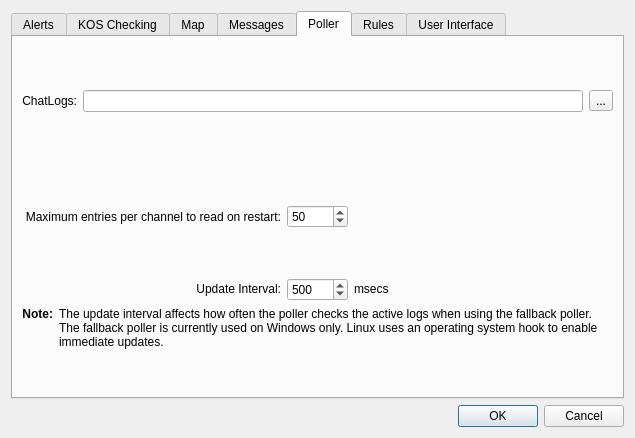
This is src/options.ui in 3vi1/IMP as Qt 5 draws it before an edit. The edited form follows.
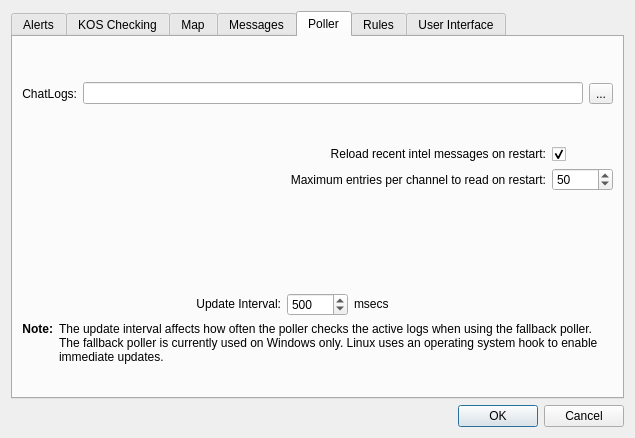
This is the edited form. The open tabs and pages were chosen to show the change. Icons and pictures are not drawn.

Commit message: Added option to ignore previous intel on restart.

```diff
--- a/src/options.ui
+++ b/src/options.ui
@@ -945,8 +945,8 @@
       <attribute name="title">
        <string>Poller</string>
       </attribute>
-      <layout class="QVBoxLayout" name="verticalLayout_2">
-       <item>
+      <layout class="QGridLayout" name="gridLayout_10">
+       <item row="0" column="0" colspan="2">
         <layout class="QHBoxLayout" name="horizontalLayout_4">
          <item>
           <widget class="QLabel" name="label_10">
@@ -976,9 +976,35 @@
          </item>
         </layout>
        </item>
-       <item>
-        <layout class="QHBoxLayout" name="horizontalLayout_3">
-         <item>
+       <item row="1" column="0" rowspan="2" colspan="2">
+        <layout class="QGridLayout" name="gridLayout_9">
+         <item row="0" column="0">
+          <widget class="QLabel" name="labelFontSize_4">
+           <property name="sizePolicy">
+            <sizepolicy hsizetype="Preferred" vsizetype="Fixed">
+             <horstretch>0</horstretch>
+             <verstretch>0</verstretch>
+            </sizepolicy>
+           </property>
+           <property name="text">
+            <string>Reload recent intel messages on restart:</string>
+           </property>
+           <property name="alignment">
+            <set>Qt::AlignRight|Qt::AlignTrailing|Qt::AlignVCenter</set>
+           </property>
+          </widget>
+         </item>
+         <item row="0" column="1">
+          <widget class="QCheckBox" name="checkOldIntel">
+           <property name="text">
+            <string/>
+           </property>
+           <property name="checked">
+            <bool>true</bool>
+           </property>
+          </widget>
+         </item>
+         <item row="1" column="0">
           <widget class="QLabel" name="label_28">
            <property name="sizePolicy">
             <sizepolicy hsizetype="Preferred" vsizetype="Expanding">
@@ -994,7 +1020,7 @@
            </property>
           </widget>
          </item>
-         <item>
+         <item row="1" column="1">
           <widget class="QSpinBox" name="maxEntriesSpinBox">
            <property name="sizePolicy">
             <sizepolicy hsizetype="Fixed" vsizetype="Fixed">
@@ -1002,6 +1028,9 @@
              <verstretch>0</verstretch>
             </sizepolicy>
            </property>
+           <property name="minimum">
+            <number>1</number>
+           </property>
            <property name="maximum">
             <number>10000</number>
            </property>
@@ -1010,22 +1039,35 @@
            </property>
           </widget>
          </item>
-         <item>
-          <widget class="QLabel" name="label_29">
-           <property name="sizePolicy">
-            <sizepolicy hsizetype="Preferred" vsizetype="Fixed">
-             <horstretch>1</horstretch>
-             <verstretch>0</verstretch>
-            </sizepolicy>
-           </property>
-           <property name="text">
-            <string/>
-           </property>
-          </widget>
-         </item>
         </layout>
        </item>
-       <item>
+       <item row="2" column="1">
+        <widget class="QLabel" name="label_29">
+         <property name="sizePolicy">
+          <sizepolicy hsizetype="Preferred" vsizetype="Fixed">
+           <horstretch>1</horstretch>
+           <verstretch>0</verstretch>
+          </sizepolicy>
+         </property>
+         <property name="text">
+          <string/>
+         </property>
+        </widget>
+       </item>
+       <item row="3" column="0">
+        <spacer name="verticalSpacer_3">
+         <property name="orientation">
+          <enum>Qt::Vertical</enum>
+         </property>
+         <property name="sizeHint" stdset="0">
+          <size>
+           <width>20</width>
+           <height>71</height>
+          </size>
+         </property>
+        </spacer>
+       </item>
+       <item row="4" column="0" colspan="2">
         <layout class="QVBoxLayout" name="verticalLayout">
          <item>
           <layout class="QHBoxLayout" name="horizontalLayout_2">
```
Left out of the diff: 228 changed lines with no effect on the pictures. The commit also changes 7 other files.
